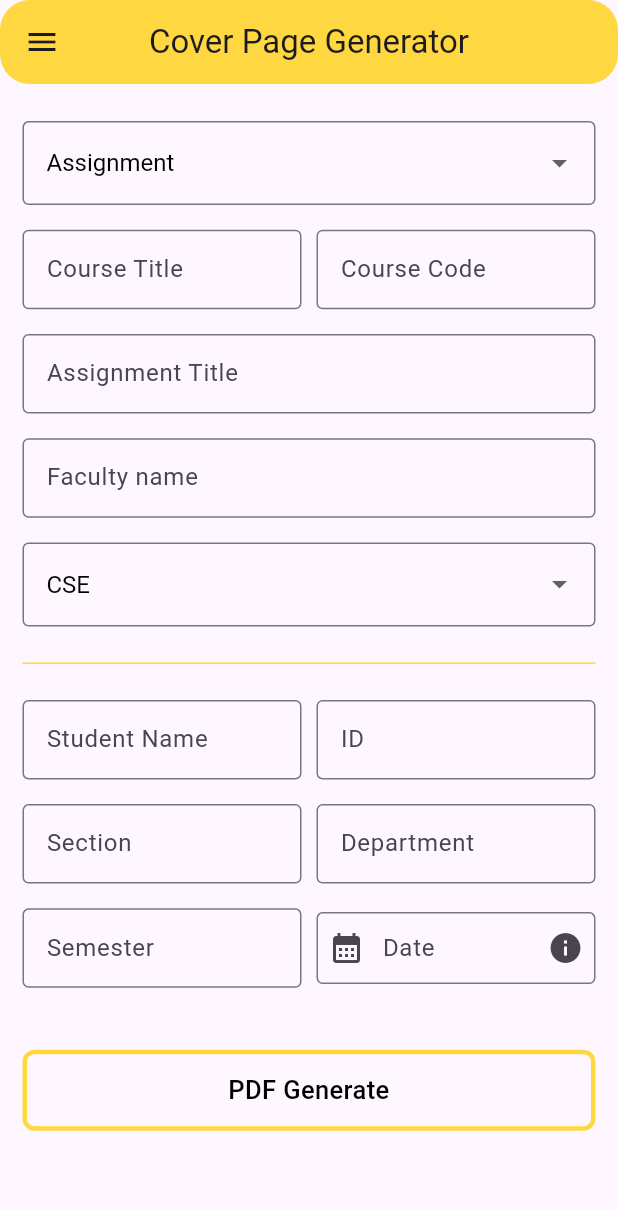
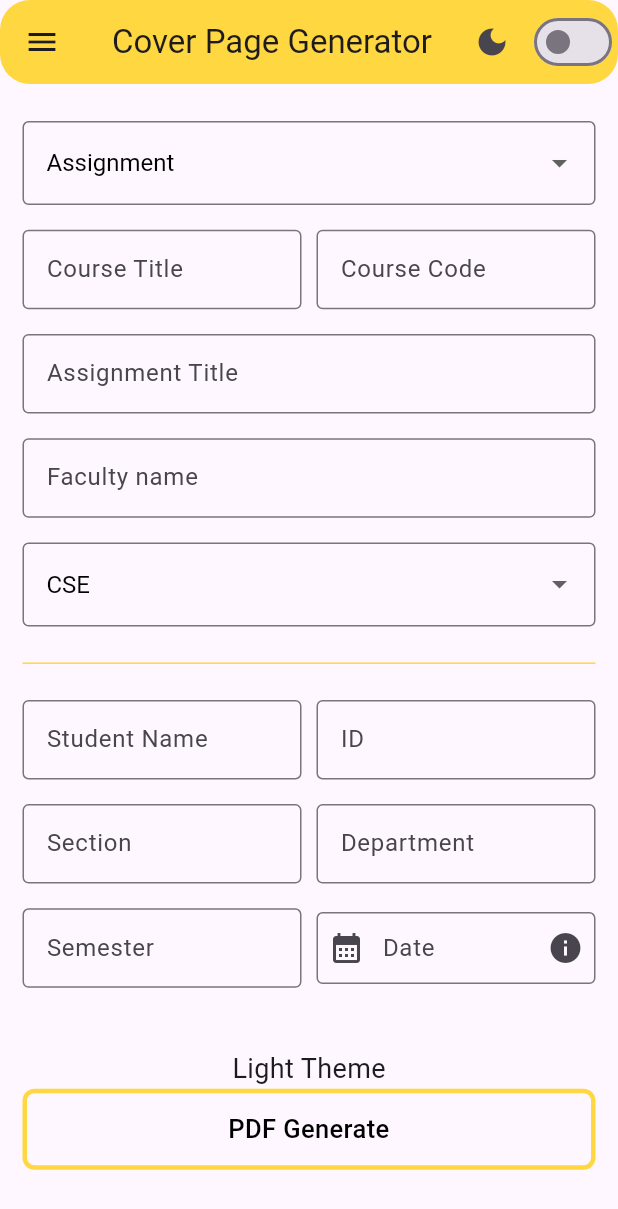
Before and after one commit to sadman-ichha/Flutter-Projects, a Flutter app: the screen it shows after launch, in the side drawer, after a tap on "PDF Generate", on a phone screen of 412 x 824 dp. Shown: the top 1209 px of the screen. Run offline on Flutter 3.47's test engine with Material 3 defaults, Android fonts, the phone set to English and light mode, and no system bars; our stand-ins replace get, open_file, pdf, printing, shared_preferences; missing offline and left inert: flutter_rounded_date_picker.

Commit message:
added: PDF

```diff
--- a/seu_cover_page/lib/components/app_drawer.dart
+++ b/seu_cover_page/lib/components/app_drawer.dart
@@ -1,4 +1,5 @@
 import 'package:flutter/material.dart';
+import 'package:seu_cover_page/components/url_launcher.dart';
 import 'package:seu_cover_page/utils/responsive_text.dart';
 import 'package:seu_cover_page/utils/screen_size.dart';
 import 'package:seu_cover_page/utils/themes/app_images.dart';
@@ -39,18 +40,27 @@ class MyDrawer extends StatelessWidget {
                 text:
                     "Empower your academic journey with the SEU Assignment & Lab Report Cover Page Generator app. Streamline your document creation process by effortlessly generating professional cover pages for your assignments and lab reports. With user-friendly features and customizable templates. I Strive to continuously inprove the application."),
             SizedBox(height: ScreenSize.screenSize.height * 0.03),
-            const Row(
+            Row(
               children: [
-                Icon(Icons.mail, size: 30.0),
-                SizedBox(width: 20.0),
-                CircleAvatar(
-                  backgroundImage: AssetImage(AppImages.linkedIn),
-                  radius: 15.0,
+                InkWell(
+                  onTap: () => launchUrl('mailto:sadmanichha@gmail.com'),
+                  child: const Icon(Icons.mail, size: 30.0),
                 ),
-                SizedBox(width: 20.0),
-                CircleAvatar(
-                  backgroundImage: AssetImage(AppImages.github),
-                  radius: 15.0,
+                const SizedBox(width: 20.0),
+                InkWell(
+                  onTap: () => launchUrl("https://www.linkedin.com/in/sadman-ichha/"),
+                  child: const CircleAvatar(
+                    backgroundImage: AssetImage(AppImages.linkedIn),
+                    radius: 15.0,
+                  ),
+                ),
+                const SizedBox(width: 20.0),
+                InkWell(
+                  onTap: () => launchUrl("https://github.com/sadman-ichha"),
+                  child: const CircleAvatar(
+                    backgroundImage: AssetImage(AppImages.github),
+                    radius: 15.0,
+                  ),
                 ),
               ],
             ),
--- /dev/null
+++ b/seu_cover_page/lib/controllers/theme_controller.dart
@@ -0,0 +1,40 @@
+import 'package:get/get.dart';
+import 'package:shared_preferences/shared_preferences.dart';
+
+enum ThemeModeType { light, dark }
+
+class ThemeController extends GetxController {
+  final Rx<ThemeModeType> _themeMode = ThemeModeType.light.obs;
+
+  ThemeModeType get themeMode => _themeMode.value;
+
+  @override
+  void onInit() {
+    super.onInit();
+    _loadThemeMode();
+  }
+
+  void _loadThemeMode() async {
+    SharedPreferences prefs = await SharedPreferences.getInstance();
+    bool isDarkMode = prefs.getBool('isDarkMode') ?? false;
+    _setThemeMode(isDarkMode ? ThemeModeType.dark : ThemeModeType.light);
+  }
+
+  void _setThemeMode(ThemeModeType mode) {
+    _themeMode.value = mode;
+    updateStorage(mode);
+  }
+
+  void toggleTheme() {
+    if (_themeMode.value == ThemeModeType.light) {
+      _setThemeMode(ThemeModeType.dark);
+    } else {
+      _setThemeMode(ThemeModeType.light);
+    }
+  }
+
+  void updateStorage(ThemeModeType mode) async {
+    SharedPreferences prefs = await SharedPreferences.getInstance();
+    await prefs.setBool('isDarkMode', mode == ThemeModeType.dark);
+  }
+}
--- a/seu_cover_page/lib/main.dart
+++ b/seu_cover_page/lib/main.dart
@@ -1,9 +1,9 @@
 import 'package:flutter/cupertino.dart';
 import 'package:flutter/material.dart';
 import 'package:get/get.dart';
+import 'package:seu_cover_page/controllers/theme_controller.dart';
 import 'package:seu_cover_page/routes/app_pages.dart';
 import 'package:flutter_localizations/flutter_localizations.dart';
-import 'components/coverpage_all_component.dart';
 import 'utils/screen_size.dart';
 
 void main() {
@@ -15,7 +15,8 @@ class MyApp extends StatelessWidget {
 
   @override
   Widget build(BuildContext context) {
-    Get.put(CoverPageScreenController());
+    final ThemeController themeController = Get.put(ThemeController());
+
     // Initialize screen size
     ScreenSize.init(context);
     return GetMaterialApp(
@@ -32,12 +33,17 @@ class MyApp extends StatelessWidget {
         Locale('bn', 'BD'), // Bangla
       ],
       title: 'SEU Cover Page',
-      theme: ThemeData(
-        colorScheme: ColorScheme.fromSeed(seedColor: Colors.deepPurple),
-        useMaterial3: true,
-      ),
+      // theme: ThemeData(
+      //   colorScheme: ColorScheme.fromSeed(seedColor: Colors.deepPurple),
+      //   useMaterial3: true,
+      // ),
       initialRoute: AppPages.INITIAL,
       getPages: AppPages.routes,
+      theme: ThemeData.light(),
+      darkTheme: ThemeData.dark(),
+      themeMode: themeController.themeMode == ThemeModeType.dark
+          ? ThemeMode.dark
+          : ThemeMode.light,
     );
   }
 }
--- a/seu_cover_page/lib/views/home_screen.dart
+++ b/seu_cover_page/lib/views/home_screen.dart
@@ -5,6 +5,7 @@ import 'package:seu_cover_page/components/app_drawer.dart';
 import 'package:seu_cover_page/components/custom_dropdown.dart';
 import 'package:seu_cover_page/components/custom_textfield.dart';
 import 'package:seu_cover_page/controllers/home_sereen_controller.dart';
+import 'package:seu_cover_page/controllers/theme_controller.dart';
 import 'package:seu_cover_page/routes/app_routes.dart';
 import 'package:seu_cover_page/utils/screen_size.dart';
 import 'package:seu_cover_page/utils/themes/app_colors.dart';
@@ -13,9 +14,10 @@ class HomeScreen extends StatelessWidget {
   const HomeScreen({super.key});
   // final selectedValue = 'Assignment'.obs; // Initial value
   // final RxList<String> dropDownItems = ['Assignment', 'Lab Report'].obs;
-
   @override
   Widget build(BuildContext context) {
+    final ThemeController themeController = Get.put(ThemeController());
+
     HomeScreenController homeController = Get.put(HomeScreenController());
     return Scaffold(
       appBar: AppBar(
@@ -27,11 +29,32 @@ class HomeScreen extends StatelessWidget {
         ),
         centerTitle: true,
         backgroundColor: AppColors.primaryColor,
+        actions: [
+          // Add download button to the AppBar
+          Obx(
+            () => IconButton(
+              icon: themeController.themeMode == ThemeModeType.dark
+                  ? const Icon(Icons.light_mode)
+                  : const Icon(Icons.dark_mode),
+              onPressed: () {
+                themeController.toggleTheme();
+              },
+            ),
+          ),
+
+          Obx(() => Switch(
+            value: themeController.themeMode == ThemeModeType.dark,
+            onChanged: (value) {
+              themeController.toggleTheme();
+            },
+          ),)
+        ],
       ),
       drawer: const MyDrawer(),
       body: SingleChildScrollView(
         child: SafeArea(
-          child: Padding(
+          child: Obx(
+            () => Padding(
               padding: const EdgeInsets.symmetric(horizontal: 15.0),
               child: Column(
                 children: [
@@ -139,8 +162,8 @@ class HomeScreen extends StatelessWidget {
                             onTap: () => homeController.showDatePicker(context),
                             controller: TextEditingController(
                               text: homeController.selectedDate.value != null
-                                ? DateFormat('dd/MM/yyyy')
-                                    .format(homeController.selectedDate.value!)
+                                  ? DateFormat('dd/MM/yyyy').format(
+                                      homeController.selectedDate.value!)
                                   : '', // Set the text based on selected date
                             ),
                             readOnly: true,
@@ -148,9 +171,11 @@ class HomeScreen extends StatelessWidget {
                               border: OutlineInputBorder(),
                               labelText: "Date",
                               prefixIcon: Icon(Icons.calendar_month),
-                            prefixIconConstraints: BoxConstraints(minWidth: 40),
+                              prefixIconConstraints:
+                                  BoxConstraints(minWidth: 40),
                               suffixIcon: Icon(Icons.info),
-                            suffixIconConstraints: BoxConstraints(minWidth: 40),
+                              suffixIconConstraints:
+                                  BoxConstraints(minWidth: 40),
                               contentPadding:
                                   EdgeInsets.symmetric(horizontal: 12),
                             ),
@@ -160,6 +185,12 @@ class HomeScreen extends StatelessWidget {
                     ],
                   ),
                   SizedBox(height: ScreenSize.screenSize.height * 0.05),
+                  Text(
+                    themeController.themeMode == ThemeModeType.dark
+                        ? 'Dark Theme'
+                        : 'Light Theme',
+                    style: TextStyle(fontSize: 18),
+                  ),
                   InkWell(
                     onTap: () {
                       // Add your onTap functionality here
@@ -192,6 +223,7 @@ class HomeScreen extends StatelessWidget {
             ),
           ),
         ),
+      ),
     );
   }
 }
--- a/seu_cover_page/lib/views/splash_screen.dart
+++ b/seu_cover_page/lib/views/splash_screen.dart
@@ -31,7 +31,7 @@ class SplashScreen extends StatelessWidget {
             SizedBox(height: ScreenSize.screenSize.height * 0.02),
             // Using ResponsiveText widget
             const ResponsiveText(
-              text: "Assignment Cover Page Generator",
+              text: "SEU Cover Page Generator",
               style: TextStyle(
                 fontWeight: FontWeight.w600,
               ),
--- a/seu_cover_page/pubspec.yaml
+++ b/seu_cover_page/pubspec.yaml
@@ -45,6 +45,7 @@ dependencies:
   printing: ^5.12.0
   path_provider: ^2.1.2
   open_file: ^3.3.2
+  url_launcher: ^6.2.4
 
 
 dev_dependencies:
```
Also changed, not shown: seu_cover_page/lib/components/coverpage_all_component.dart (+2 -55 lines), seu_cover_page/lib/components/url_launcher.dart (added, +7 -0 lines), seu_cover_page/lib/views/cover_page.dart (+24 -10 lines), seu_cover_page/pubspec.lock, 6 other files. Lines whose indentation alone changed are shown as unchanged.
